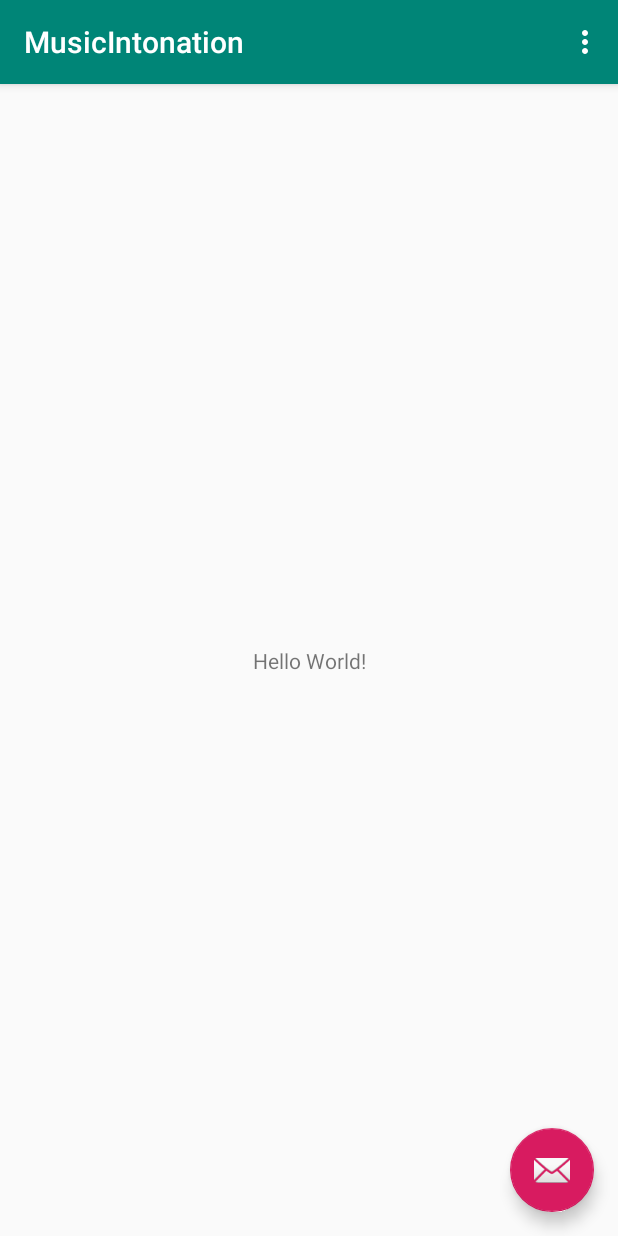
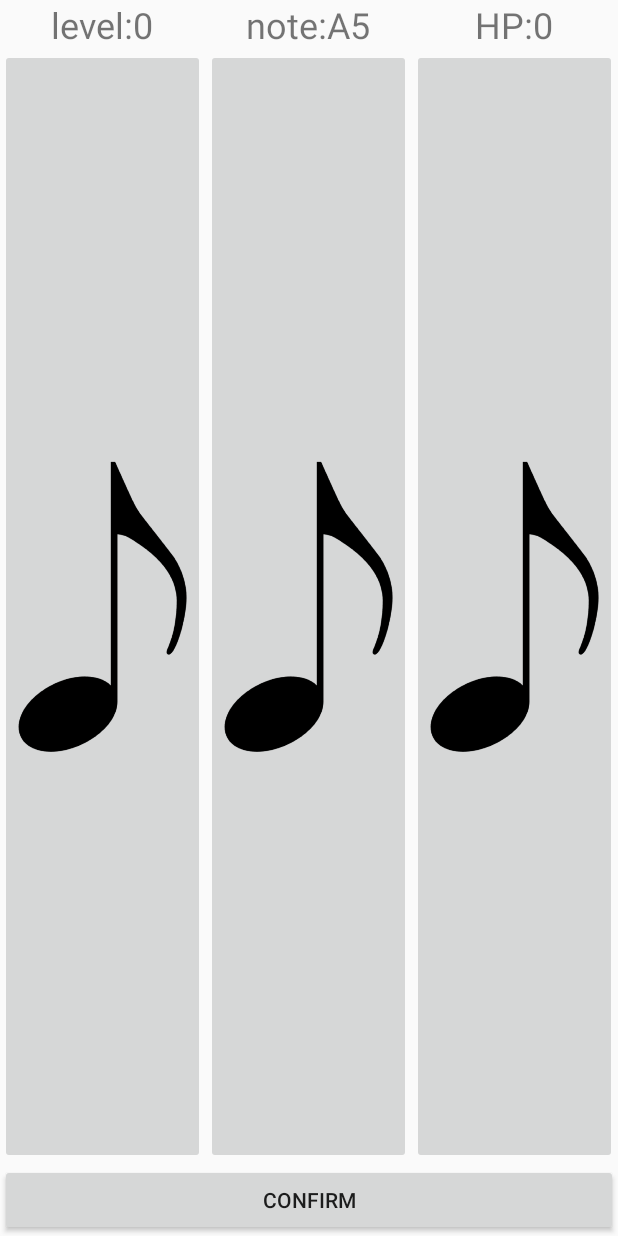
Before and after one commit to linna1998/MusicIntonationAndroid, an Android app: the screen it shows after launch (MainActivity), on a phone screen of 412 x 824 dp. Run offline under Robolectric (Android 15) with nearby library versions, the light colour scheme and no system bars; 3 statements that could not run were skipped.

Commit message:
Finish the XML design for UI

```diff
--- a/app/build.gradle
+++ b/app/build.gradle
@@ -1,4 +1,5 @@
 apply plugin: 'com.android.application'
+apply plugin: 'idea'
 
 android {
     compileSdkVersion 29
--- /dev/null
+++ b/app/src/main/java/com/musicintonation/core/GameChangeListener.java
@@ -0,0 +1,5 @@
+package com.musicintonation.core;
+
+public interface GameChangeListener {
+  void gameEnded();
+}
--- /dev/null
+++ b/app/src/main/java/com/musicintonation/core/Instrumental.java
@@ -0,0 +1,5 @@
+package com.musicintonation.core;
+
+public interface Instrumental {
+  void beep(double hertz);
+}
--- a/app/src/main/res/layout/activity_main.xml
+++ b/app/src/main/res/layout/activity_main.xml
@@ -1,33 +1,170 @@
 <?xml version="1.0" encoding="utf-8"?>
-<androidx.coordinatorlayout.widget.CoordinatorLayout xmlns:android="http://schemas.android.com/apk/res/android"
+<RelativeLayout xmlns:android="http://schemas.android.com/apk/res/android"
     xmlns:app="http://schemas.android.com/apk/res-auto"
-    xmlns:tools="http://schemas.android.com/tools"
     android:layout_width="match_parent"
-    android:layout_height="match_parent"
-    tools:context=".MainActivity">
+    android:layout_height="match_parent">
 
-    <com.google.android.material.appbar.AppBarLayout
-        android:layout_width="match_parent"
+    <LinearLayout
+        android:layout_width="fill_parent"
         android:layout_height="wrap_content"
-        android:theme="@style/AppTheme.AppBarOverlay">
+        android:layout_alignParentTop="true"
+        android:gravity="center_horizontal"
+        android:id="@+id/north">
 
-        <androidx.appcompat.widget.Toolbar
-            android:id="@+id/toolbar"
-            android:layout_width="match_parent"
-            android:layout_height="?attr/actionBarSize"
-            android:background="?attr/colorPrimary"
-            app:popupTheme="@style/AppTheme.PopupOverlay" />
+        <LinearLayout
+            android:layout_width="0dp"
+            android:layout_height="wrap_content"
+            android:layout_weight="1"
+            android:gravity="center">
 
-    </com.google.android.material.appbar.AppBarLayout>
+            <TextView
+                android:layout_width="wrap_content"
+                android:layout_height="wrap_content"
+                android:text="@string/level"
+                android:textSize="24sp" />
 
-    <include layout="@layout/content_main" />
+            <TextView
+                android:layout_width="wrap_content"
+                android:layout_height="wrap_content"
+                android:text="@string/_0"
+                android:textSize="24sp" />
+        </LinearLayout>
 
-    <com.google.android.material.floatingactionbutton.FloatingActionButton
-        android:id="@+id/fab"
-        android:layout_width="wrap_content"
+        <View
+            android:layout_width="1px"
+            android:layout_height="fill_parent" />
+
+        <LinearLayout
+            android:layout_width="0dp"
+            android:layout_height="wrap_content"
+            android:layout_weight="1"
+            android:gravity="center">
+
+            <TextView
+                android:layout_width="wrap_content"
+                android:layout_height="wrap_content"
+                android:text="@string/note"
+                android:textSize="24sp" />
+
+            <TextView
+                android:layout_width="wrap_content"
+                android:layout_height="wrap_content"
+                android:text="@string/a5"
+                android:textSize="24sp" />
+        </LinearLayout>
+
+        <View
+            android:layout_width="1px"
+            android:layout_height="fill_parent" />
+
+        <LinearLayout
+            android:layout_width="0dp"
+            android:layout_height="wrap_content"
+            android:layout_weight="1"
+            android:gravity="center">
+
+            <TextView
+                android:layout_width="wrap_content"
+                android:layout_height="wrap_content"
+                android:text="@string/hp"
+                android:textSize="24sp" />
+
+            <TextView
+                android:layout_width="wrap_content"
+                android:layout_height="wrap_content"
+                android:text="@string/_0"
+                android:textSize="24sp" />
+        </LinearLayout>
+
+        <View
+            android:layout_width="1px"
+            android:layout_height="fill_parent" />
+
+
+    </LinearLayout>
+
+    <LinearLayout
+        android:layout_width="fill_parent"
         android:layout_height="wrap_content"
-        android:layout_gravity="bottom|end"
-        android:layout_margin="@dimen/fab_margin"
-        app:srcCompat="@android:drawable/ic_dialog_email" />
+        android:layout_alignParentBottom="true"
+        android:orientation="vertical"
+        android:gravity="center_horizontal"
+        android:id="@+id/south">
 
-</androidx.coordinatorlayout.widget.CoordinatorLayout>
+        <Button
+            android:id="@+id/click_btn"
+            android:layout_width="fill_parent"
+            android:layout_height="wrap_content"
+            android:layout_marginBottom="0dp"
+            android:text="@string/confirm"
+            android:visibility="visible" />
+
+    </LinearLayout>
+
+    <LinearLayout
+        android:layout_width="fill_parent"
+        android:layout_height="fill_parent"
+        android:layout_above="@id/south"
+        android:layout_below="@id/north"
+        android:gravity="center">
+
+        <LinearLayout
+            android:layout_width="0dp"
+            android:layout_height="wrap_content"
+            android:layout_weight="1"
+            android:gravity="center">
+
+            <ImageButton
+                android:id="@+id/click_btn1"
+                android:layout_width="wrap_content"
+                android:layout_height="wrap_content"
+                android:contentDescription="@string/the_first_note_button"
+                android:scaleType="fitCenter"
+                app:srcCompat="@drawable/music_note" />
+        </LinearLayout>
+
+        <View
+            android:layout_width="1px"
+            android:layout_height="wrap_content" />
+
+        <LinearLayout
+            android:layout_width="0dp"
+            android:layout_height="wrap_content"
+            android:layout_weight="1"
+            android:gravity="center">
+
+            <ImageButton
+                android:id="@+id/click_btn2"
+                android:layout_width="wrap_content"
+                android:layout_height="wrap_content"
+                android:contentDescription="@string/the_first_note_button"
+                android:scaleType="fitCenter"
+                app:srcCompat="@drawable/music_note" />
+        </LinearLayout>
+
+        <View
+            android:layout_width="1px"
+            android:layout_height="wrap_content" />
+
+        <LinearLayout
+            android:layout_width="0dp"
+            android:layout_height="wrap_content"
+            android:layout_weight="1"
+            android:gravity="center">
+
+            <ImageButton
+                android:id="@+id/click_btn3"
+                android:layout_width="wrap_content"
+                android:layout_height="wrap_content"
+                android:contentDescription="@string/the_first_note_button"
+                android:scaleType="fitCenter"
+                app:srcCompat="@drawable/music_note" />
+        </LinearLayout>
+
+        <View
+            android:layout_width="1px"
+            android:layout_height="wrap_content" />
+
+    </LinearLayout>
+
+</RelativeLayout>
--- a/app/src/main/res/values/strings.xml
+++ b/app/src/main/res/values/strings.xml
@@ -1,4 +1,11 @@
 <resources>
     <string name="app_name">MusicIntonation</string>
     <string name="action_settings">Settings</string>
+    <string name="level">level:</string>
+    <string name="_0">0</string>
+    <string name="note">note:</string>
+    <string name="a5">A5</string>
+    <string name="hp">HP:</string>
+    <string name="confirm">Confirm</string>
+    <string name="the_first_note_button">The first note button</string>
 </resources>
```
Also changed, not shown: app/src/main/java/com/musicintonation/core/GeneralInstrumentAndroid.java (added, +36 -0 lines), app/src/main/java/com/musicintonation/core/MusicIntonationImplementation.java (added, +113 -0 lines), app/src/main/java/com/musicintonation/core/MusicIntonationInterface.java (added, +19 -0 lines), app/src/main/java/com/musicintonation/core/Note.java (added, +26 -0 lines), app/src/main/java/com/musicintonation/core/Piano.java (added, +8 -0 lines), app/src/main/java/com/musicintonation/core/Violin.java (added, +8 -0 lines), app/src/main/java/com/musicintonation/gui/ControlPanel.java (added, +36 -0 lines), app/src/main/java/com/musicintonation/gui/GameEndedPanel.java (added, +23 -0 lines), app/src/main/java/com/musicintonation/gui/GamePanel.java (added, +38 -0 lines), app/src/main/java/com/musicintonation/gui/MusicIntonationGame.java (added, +35 -0 lines), app/src/main/java/com/musicintonation/gui/MusicIntonationPanel.java (added, +43 -0 lines), app/src/main/java/com/musicintonation/gui/MusicPanel.java (added, +54 -0 lines), app/src/main/java/com/musicintonation/MainActivity.java (indentation only), app/src/main/res/drawable/music_note.png (added), 1 more files.
